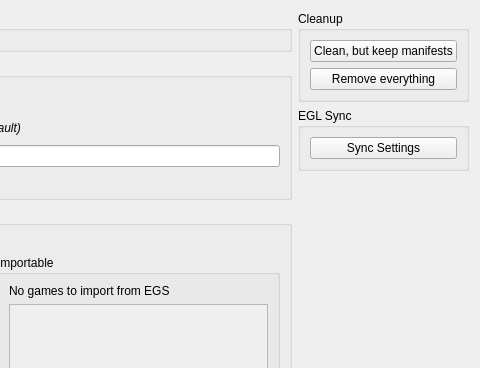
Above: rare/ui/components/tabs/settings/legendary.ui from RareDevs/Rare before the change; both pictures show x 316 to 796 and y 0 to 368 of the 796 by 732 pixel window. Below: the same form after it.
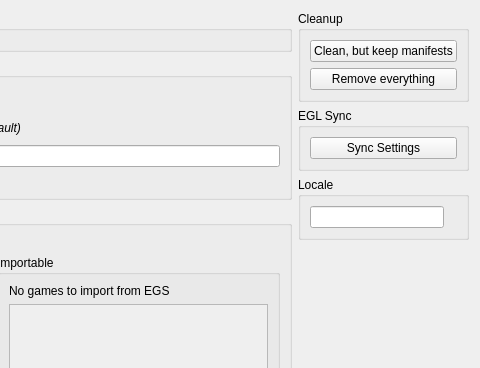
That is the form after the change.

Commit message: Add locale settings

Diff of the .ui file:
```diff
--- a/rare/ui/components/tabs/settings/legendary.ui
+++ b/rare/ui/components/tabs/settings/legendary.ui
@@ -362,6 +362,47 @@
        </layout>
       </widget>
      </item>
+     <item>
+      <widget class="QGroupBox" name="locale_gb">
+       <property name="sizePolicy">
+        <sizepolicy hsizetype="Preferred" vsizetype="Preferred">
+         <horstretch>0</horstretch>
+         <verstretch>0</verstretch>
+        </sizepolicy>
+       </property>
+       <property name="title">
+        <string>Locale</string>
+       </property>
+       <layout class="QHBoxLayout" name="horizontalLayout">
+        <item>
+         <widget class="QLineEdit" name="locale_lineedit">
+          <property name="sizePolicy">
+           <sizepolicy hsizetype="Minimum" vsizetype="Fixed">
+            <horstretch>0</horstretch>
+            <verstretch>0</verstretch>
+           </sizepolicy>
+          </property>
+          <property name="placeholderText">
+           <string/>
+          </property>
+         </widget>
+        </item>
+        <item>
+         <widget class="QLabel" name="indicator_label">
+          <property name="sizePolicy">
+           <sizepolicy hsizetype="Maximum" vsizetype="Preferred">
+            <horstretch>0</horstretch>
+            <verstretch>0</verstretch>
+           </sizepolicy>
+          </property>
+          <property name="text">
+           <string/>
+          </property>
+         </widget>
+        </item>
+       </layout>
+      </widget>
+     </item>
      <item>
       <spacer name="right_vspacer">
        <property name="orientation">
```
Left out of the diff: 8 changed lines with no effect on the pictures. The commit also changes 2 other files.
